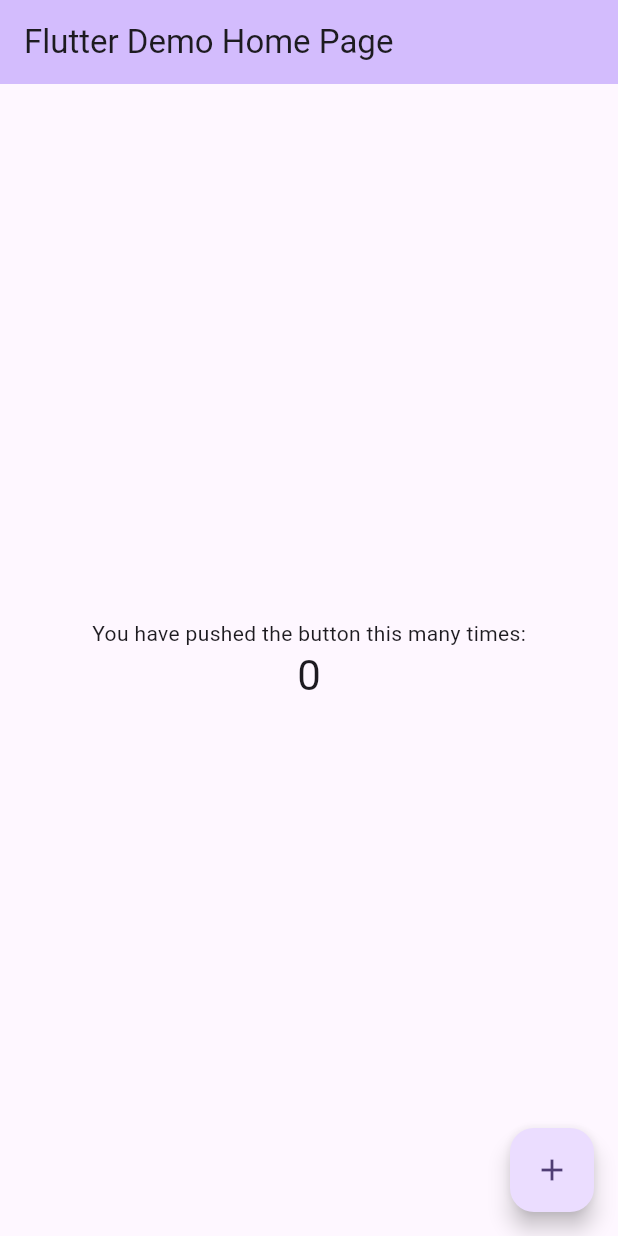
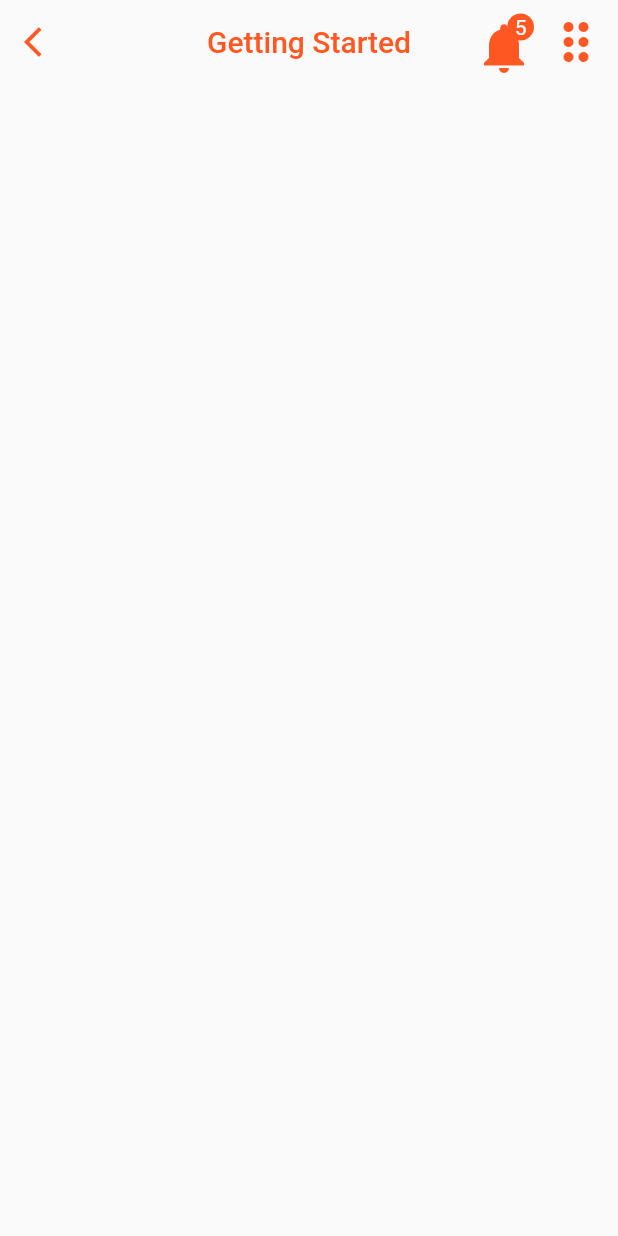
Before and after one commit to Milanka00/Triathlon-Frontend, a Flutter app: the screen it shows after launch, on a phone screen of 412 x 824 dp. Run offline on Flutter 3.47's test engine with Material 2 defaults, Android fonts, the phone set to English and light mode, and no system bars; drawn by our look-alikes of badges; our stand-ins replace device_preview.

Commit message:
Initial commit

```diff
--- /dev/null
+++ b/lib/appbar.dart
@@ -0,0 +1,156 @@
+import 'package:flutter/cupertino.dart';
+import 'package:flutter/material.dart';
+import 'package:triathlon/settings.dart';
+import 'package:badges/badges.dart' as badges;
+import 'home.dart';
+import 'notifications.dart';
+
+enum MenuItem{
+  item1,
+  item2,
+  item3,
+  item4,
+}
+class CustomAppBar extends StatefulWidget implements PreferredSizeWidget {
+  final String title;
+  const CustomAppBar({Key? key,required this.title}) :super(key: key);
+
+  @override
+  State<CustomAppBar> createState() => _CustomAppBarState();
+  @override
+  // TODO: implement preferredSize
+  Size get preferredSize => Size.fromHeight(60.0);
+}
+
+class _CustomAppBarState extends State<CustomAppBar> {
+  @override
+  Widget build(BuildContext context) {
+    return AppBar(
+      centerTitle: true,
+      surfaceTintColor: Colors.transparent,
+      elevation: 0.0,
+      backgroundColor: Colors.transparent,
+      automaticallyImplyLeading: false,
+      title: Text(widget.title,style: TextStyle(color: Colors.deepOrange),),
+      leading:IconButton(
+        color: Colors.deepOrange,
+        splashColor: Colors.red,
+        icon:Icon(Icons.arrow_back_ios),
+        onPressed: (){
+          Navigator.pop(context);
+        },
+      ) ,
+
+      actions: [
+        badges.Badge(
+          position: badges.BadgePosition.topEnd(top: 5, end: 0),
+          showBadge: (true),
+          badgeContent: Text('5',style: TextStyle(color: Colors.white),),
+          badgeAnimation: badges.BadgeAnimation.rotation(
+            animationDuration: Duration(seconds: 1),
+            colorChangeAnimationDuration: Duration(seconds: 1),
+            loopAnimation: false,
+            curve: Curves.fastOutSlowIn,
+            colorChangeAnimationCurve: Curves.easeInCubic,
+          ),
+          badgeStyle: badges.BadgeStyle(
+            shape: badges.BadgeShape.circle,
+            badgeColor: Colors.deepOrange,
+            borderRadius: BorderRadius.circular(4),
+
+            elevation: 0,
+          ),
+
+          child: IconButton(
+            icon: Icon(Icons.notifications,color: Colors.deepOrange,size: 40,),
+            onPressed: () {
+              Navigator.of(context).push(MaterialPageRoute(
+                  builder: (context){
+                    return NotificationPage();
+                  }));
+            },
+
+          ),
+        ),
+
+        PopupMenuButton<MenuItem>(
+            icon: Icon(Icons.drag_indicator,color: Colors.deepOrange,),
+            iconSize: 40,
+            shape: RoundedRectangleBorder(
+                borderRadius: BorderRadius.circular(10.0),side: BorderSide(color: Colors.deepOrange)),
+            color: Colors.white,
+            onSelected: (value){
+              if(value==MenuItem.item1){
+                Navigator.of(context).push(MaterialPageRoute(
+                    builder: (context)=> HomePage()));
+              }else if(value==MenuItem.item2){
+
+              }else if(value==MenuItem.item3){
+                Navigator.push(context, MaterialPageRoute(builder: (BuildContext context){
+                  return SettingsPage();
+                }));
+
+              }
+
+            },
+
+            itemBuilder: (context)=>[
+
+              PopupMenuItem(
+                value: MenuItem.item1,
+
+
+                child: Row(
+                  mainAxisAlignment: MainAxisAlignment.start,
+                  children: [
+
+                    Container(
+                      padding: EdgeInsets.only(right: 12.0),
+                      decoration: new BoxDecoration(
+                          border: new Border(
+                              right: new BorderSide(width: 1.0, color: Colors.deepOrange))),
+                      child:Icon(Icons.settings,color: Colors.deepOrange,),
+                    ),
+                    Text(' Settings',style: TextStyle(color: Colors.deepOrange),),
+
+                  ],
+                ),
+              ),
+              PopupMenuItem(
+
+                  value: MenuItem.item2,
+                  child: Row(
+                    mainAxisAlignment: MainAxisAlignment.start,
+                    children: [
+                      Container(
+                        padding: EdgeInsets.only(right: 12.0),
+                        decoration: new BoxDecoration(
+                            border: new Border(
+                                right: new BorderSide(width: 1.0, color: Colors.deepOrange))),
+                        child:Icon(Icons.help,color: Colors.deepOrange,),
+                      ),
+                      Text(' Help amd Support',style: TextStyle(color: Colors.deepOrange)),
+                    ],
+                  )),
+              PopupMenuItem(
+
+                  value: MenuItem.item3,
+                  child: Row(
+                    mainAxisAlignment: MainAxisAlignment.start,
+                    children: [
+                      Container(
+                        padding: EdgeInsets.only(right: 12.0),
+                        decoration: new BoxDecoration(
+                            border: new Border(
+                                right: new BorderSide(width: 1.0, color: Colors.deepOrange))),
+                        child:Icon(Icons.feedback,color: Colors.deepOrange,),
+                      ),
+                      Text(' Feedback',style: TextStyle(color: Colors.deepOrange,)),
+                    ],
+                  )
+              )
+            ])
+      ],
+    );
+  }
+}
--- /dev/null
+++ b/lib/gettingstarted.dart
@@ -0,0 +1,20 @@
+import 'package:flutter/cupertino.dart';
+import 'package:flutter/material.dart';
+import 'package:triathlon/appbar.dart';
+
+class GettingStarted extends StatelessWidget {
+  const GettingStarted({super.key});
+
+  @override
+  Widget build(BuildContext context) {
+    return Scaffold(
+     appBar: CustomAppBar(
+       title: 'Getting Started',
+
+     ),
+      body: Container(
+
+      ),
+    );
+  }
+}
--- a/lib/main.dart
+++ b/lib/main.dart
@@ -1,7 +1,18 @@
+import 'package:flutter/foundation.dart';
 import 'package:flutter/material.dart';
+import 'package:triathlon/gettingstarted.dart';
+import 'package:triathlon/home.dart';
+import 'package:device_preview/device_preview.dart';
 
 void main() {
-  runApp(const MyApp());
+  runApp(
+    DevicePreview(
+        enabled: kReleaseMode,
+        builder: (context) {
+          return MyApp();
+        }
+    ),
+  );
 }
 
 class MyApp extends StatelessWidget {
@@ -11,115 +22,19 @@ class MyApp extends StatelessWidget {
   @override
   Widget build(BuildContext context) {
     return MaterialApp(
-      title: 'Flutter Demo',
+      title: 'Triathlon',
       theme: ThemeData(
-        // This is the theme of your application.
-        //
-        // TRY THIS: Try running your application with "flutter run". You'll see
-        // the application has a blue toolbar. Then, without quitting the app,
-        // try changing the seedColor in the colorScheme below to Colors.green
-        // and then invoke "hot reload" (save your changes or press the "hot
-        // reload" button in a Flutter-supported IDE, or press "r" if you used
-        // the command line to start the app).
-        //
-        // Notice that the counter didn't reset back to zero; the application
-        // state is not lost during the reload. To reset the state, use hot
-        // restart instead.
-        //
-        // This works for code too, not just values: Most code changes can be
-        // tested with just a hot reload.
-        colorScheme: ColorScheme.fromSeed(seedColor: Colors.deepPurple),
-        useMaterial3: true,
+        hoverColor: Colors.indigo[900],
+        primarySwatch: Colors.indigo,
+        snackBarTheme: const SnackBarThemeData(
+          backgroundColor: Colors.blue,
+          contentTextStyle: TextStyle(
+            fontSize: 20,
+          ),
+        ),
       ),
-      home: const MyHomePage(title: 'Flutter Demo Home Page'),
+      home: SafeArea( child:GettingStarted()),
+      debugShowCheckedModeBanner: false,
     );
   }
 }
-
-class MyHomePage extends StatefulWidget {
-  const MyHomePage({super.key, required this.title});
-
-  // This widget is the home page of your application. It is stateful, meaning
-  // that it has a State object (defined below) that contains fields that affect
-  // how it looks.
-
-  // This class is the configuration for the state. It holds the values (in this
-  // case the title) provided by the parent (in this case the App widget) and
-  // used by the build method of the State. Fields in a Widget subclass are
-  // always marked "final".
-
-  final String title;
-
-  @override
-  State<MyHomePage> createState() => _MyHomePageState();
-}
-
-class _MyHomePageState extends State<MyHomePage> {
-  int _counter = 0;
-
-  void _incrementCounter() {
-    setState(() {
-      // This call to setState tells the Flutter framework that something has
-      // changed in this State, which causes it to rerun the build method below
-      // so that the display can reflect the updated values. If we changed
-      // _counter without calling setState(), then the build method would not be
-      // called again, and so nothing would appear to happen.
-      _counter++;
-    });
-  }
-
-  @override
-  Widget build(BuildContext context) {
-    // This method is rerun every time setState is called, for instance as done
-    // by the _incrementCounter method above.
-    //
-    // The Flutter framework has been optimized to make rerunning build methods
-    // fast, so that you can just rebuild anything that needs updating rather
-    // than having to individually change instances of widgets.
-    return Scaffold(
-      appBar: AppBar(
-        // TRY THIS: Try changing the color here to a specific color (to
-        // Colors.amber, perhaps?) and trigger a hot reload to see the AppBar
-        // change color while the other colors stay the same.
-        backgroundColor: Theme.of(context).colorScheme.inversePrimary,
-        // Here we take the value from the MyHomePage object that was created by
-        // the App.build method, and use it to set our appbar title.
-        title: Text(widget.title),
-      ),
-      body: Center(
-        // Center is a layout widget. It takes a single child and positions it
-        // in the middle of the parent.
-        child: Column(
-          // Column is also a layout widget. It takes a list of children and
-          // arranges them vertically. By default, it sizes itself to fit its
-          // children horizontally, and tries to be as tall as its parent.
-          //
-          // Column has various properties to control how it sizes itself and
-          // how it positions its children. Here we use mainAxisAlignment to
-          // center the children vertically; the main axis here is the vertical
-          // axis because Columns are vertical (the cross axis would be
-          // horizontal).
-          //
-          // TRY THIS: Invoke "debug painting" (choose the "Toggle Debug Paint"
-          // action in the IDE, or press "p" in the console), to see the
-          // wireframe for each widget.
-          mainAxisAlignment: MainAxisAlignment.center,
-          children: <Widget>[
-            const Text(
-              'You have pushed the button this many times:',
-            ),
-            Text(
-              '$_counter',
-              style: Theme.of(context).textTheme.headlineMedium,
-            ),
-          ],
-        ),
-      ),
-      floatingActionButton: FloatingActionButton(
-        onPressed: _incrementCounter,
-        tooltip: 'Increment',
-        child: const Icon(Icons.add),
-      ), // This trailing comma makes auto-formatting nicer for build methods.
-    );
-  }
-}
--- a/pubspec.yaml
+++ b/pubspec.yaml
@@ -30,6 +30,8 @@ environment:
 dependencies:
   flutter:
     sdk: flutter
+  device_preview: ^1.1.0
+  badges: ^3.1.1
 
 
   # The following adds the Cupertino Icons font to your application.
```
Also changed, not shown: lib/home.dart (added, +20 -0 lines), lib/login.dart (added, +15 -0 lines), lib/notifications.dart (added, +15 -0 lines), lib/settings.dart (added, +18 -0 lines), lib/signup.dart (added, +16 -0 lines), pubspec.lock.
